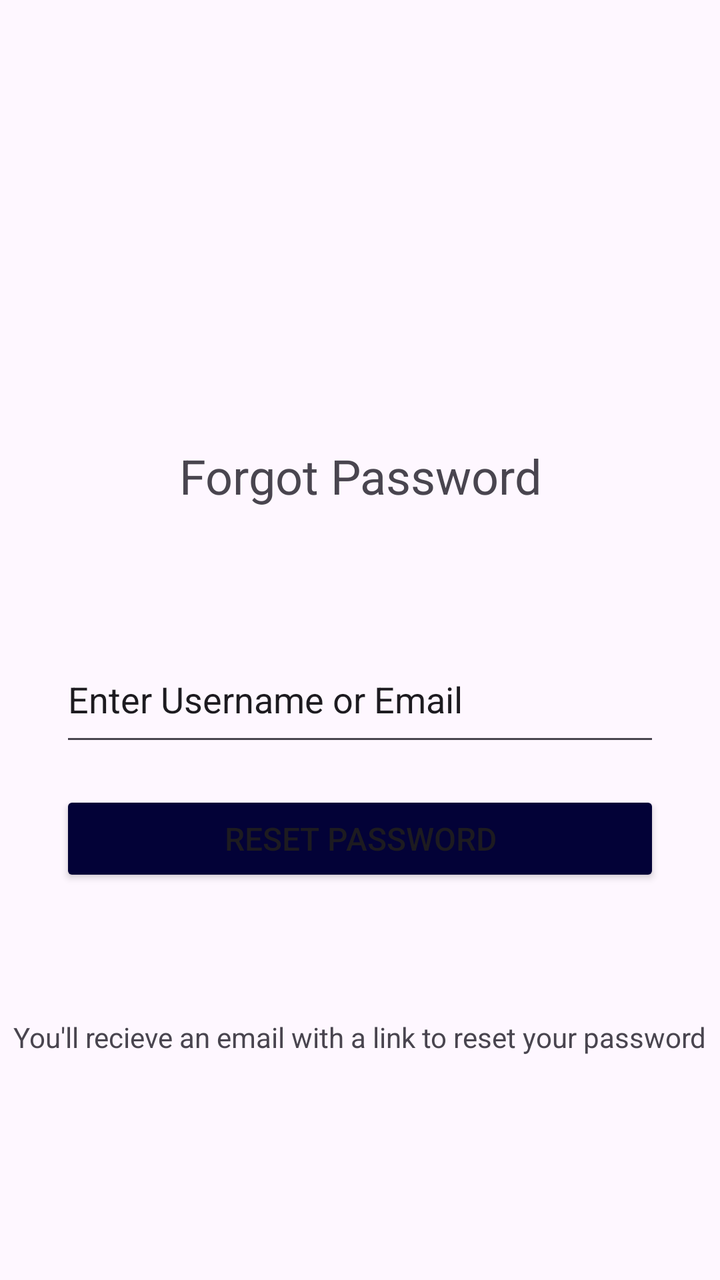
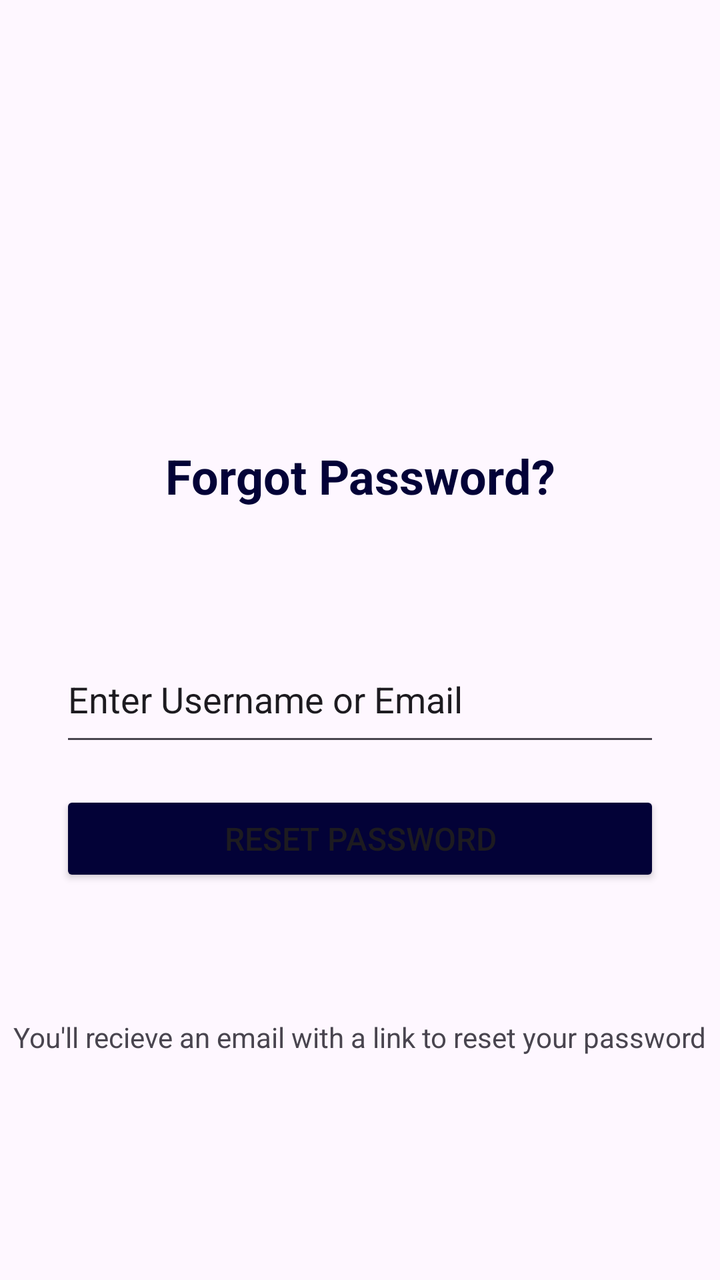

Compare the two renders of this Android layout. The source of the first and the diff that turns it into the second are given below.
<!-- AndroidManifest.xml: application theme Theme.BasicViews -->
<!-- res/layout/activity_forgot_password.xml -->
<?xml version="1.0" encoding="utf-8"?>
<androidx.constraintlayout.widget.ConstraintLayout xmlns:android="http://schemas.android.com/apk/res/android"
    xmlns:app="http://schemas.android.com/apk/res-auto"
    xmlns:tools="http://schemas.android.com/tools"
    android:id="@+id/main"
    android:layout_width="match_parent"
    android:layout_height="match_parent"
    tools:context=".ForgotPassword">

    <EditText
        android:id="@+id/editTextText"
        android:layout_width="300dp"
        android:layout_height="60dp"
        android:layout_marginTop="64dp"
        android:ems="10"
        android:inputType="text"
        android:text="Enter Username or Email"
        app:layout_constraintEnd_toEndOf="parent"
        app:layout_constraintStart_toStartOf="parent"
        app:layout_constraintTop_toBottomOf="@+id/textView" />

    <Button
        android:id="@+id/button3"
        android:layout_width="300dp"
        android:layout_height="wrap_content"
        android:backgroundTint="#030237"
        android:text="Reset Password"
        android:textSize="16sp"
        app:layout_constraintBottom_toTopOf="@+id/textView3"
        app:layout_constraintEnd_toEndOf="parent"
        app:layout_constraintStart_toStartOf="parent"
        app:layout_constraintTop_toBottomOf="@+id/editTextText"
        app:layout_constraintVertical_bias="0.209" />

    <TextView
        android:id="@+id/textView"
        android:layout_width="wrap_content"
        android:layout_height="wrap_content"
        android:text="Forgot Password"
        android:textSize="24sp"
        app:layout_constraintBottom_toBottomOf="parent"
        app:layout_constraintEnd_toEndOf="parent"
        app:layout_constraintHorizontal_bias="0.501"
        app:layout_constraintStart_toStartOf="parent"
        app:layout_constraintTop_toTopOf="parent"
        app:layout_constraintVertical_bias="0.365" />

    <TextView
        android:id="@+id/textView3"
        android:layout_width="wrap_content"
        android:layout_height="wrap_content"
        android:layout_marginBottom="112dp"
        android:text="You'll recieve an email with a link to reset your password"
        app:layout_constraintBottom_toBottomOf="parent"
        app:layout_constraintEnd_toEndOf="parent"
        app:layout_constraintHorizontal_bias="0.501"
        app:layout_constraintStart_toStartOf="parent" />

</androidx.constraintlayout.widget.ConstraintLayout>
<!-- resources referenced by this layout -->
<resources>
  <style name="Theme.BasicViews" parent="Base.Theme.BasicViews" />
  <style name="Base.Theme.BasicViews" parent="Theme.Material3.DayNight.NoActionBar">
          
          
          <item name="android:statusBarColor" tools:targetApi="l">@color/white</item>
      </style>
  <color name="white">#FFFFFFFF</color>
</resources>

<!-- the commit's change to res/layout/activity_forgot_password.xml (unified diff, before → after) -->
@@ -36,8 +36,10 @@
         android:id="@+id/textView"
         android:layout_width="wrap_content"
         android:layout_height="wrap_content"
-        android:text="Forgot Password"
+        android:text="Forgot Password?"
         android:textSize="24sp"
+        android:textStyle="bold"
+        android:textColor="#030237"
         app:layout_constraintBottom_toBottomOf="parent"
         app:layout_constraintEnd_toEndOf="parent"
         app:layout_constraintHorizontal_bias="0.501"
